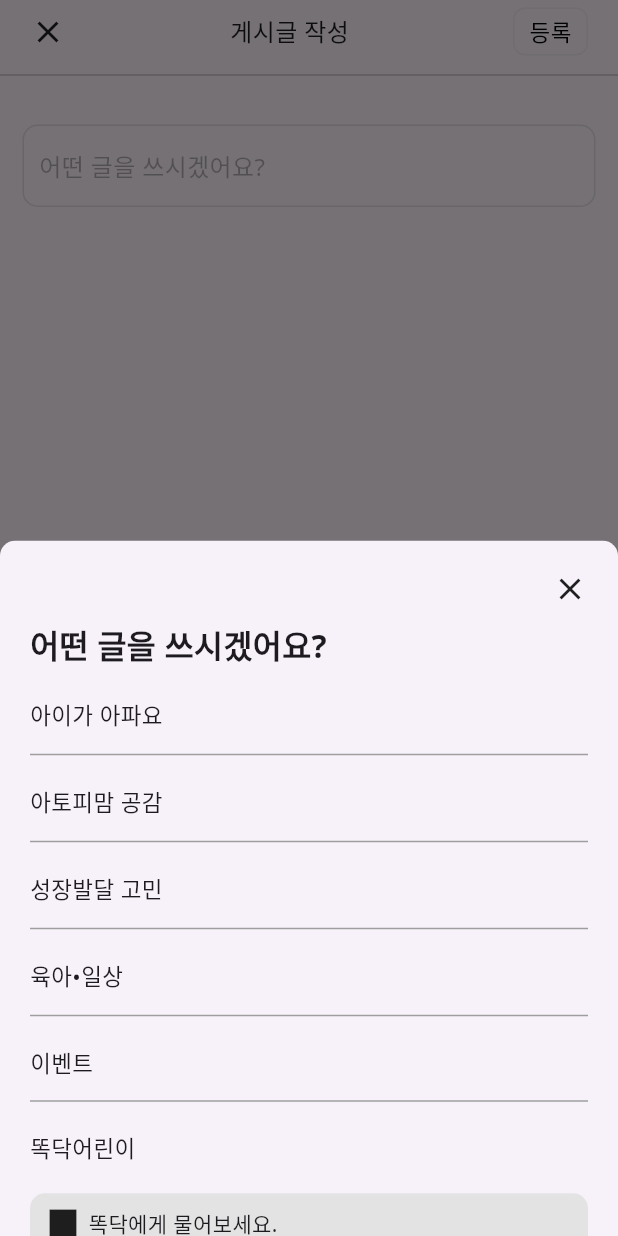
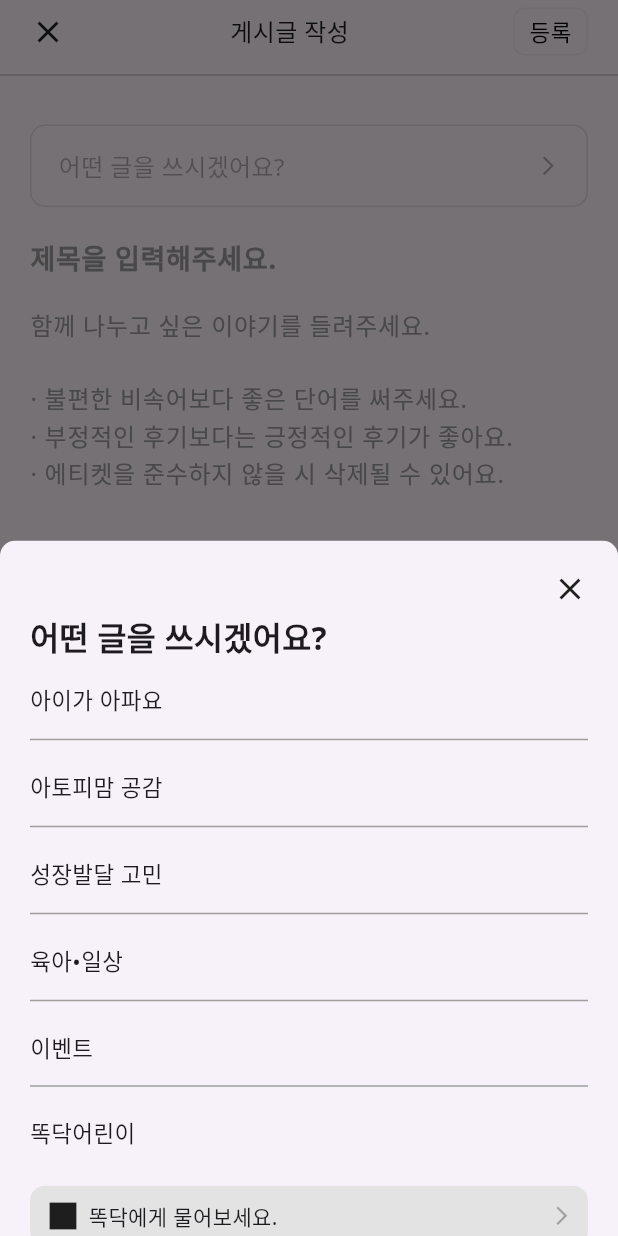
Before and after one commit to faithinker/ddocdoc_clone, a Flutter app: the WriteScreen screen opened by its route, after a tap on "어떤 글을 쓰시겠어요?", on a phone screen of 412 x 824 dp. Run offline on Flutter 3.47's test engine with Material 3 defaults, Android fonts, the phone set to English and light mode, and no system bars; our stand-ins replace carousel_slider, dio, flash, flutter_riverpod, flutter_screenutil, font_awesome_flutter and 8 more; missing offline and left inert: flutter_naver_map, geolocator_apple; accounts and stored records are empty; generated files the repository leaves out were written again.

Commit message:
[커뮤니티]  - 제목, 본문 글쓰기 가능하도록 추가  - 글쓰기 유형 선택시 본문에 sync 되도록 처리, 바텀시트 체크마크 처리  - 사진추가 컴포넌트

```diff
--- a/lib/feature/community/write/write_modal_bottom_sheet.dart
+++ b/lib/feature/community/write/write_modal_bottom_sheet.dart
@@ -2,11 +2,23 @@ import 'package:flutter/cupertino.dart';
 import 'package:flutter/material.dart';
 import 'package:flutter/widgets.dart';
 import 'package:go_router/go_router.dart';
+import 'package:riverpod/riverpod.dart';
 import '../../home/component/grey_container.dart';
 import '../../../utils/resources.dart';
 
+final selectedRowProvider = StateProvider<int?>((ref) => null);
+
 class WriteModalBottomSheet {
-  static void show(BuildContext context) {
+  final void Function(int index)? onTap;
+
+  WriteModalBottomSheet({this.onTap});
+
+  static void show(
+    BuildContext context, {
+    required void Function(int index) onTap,
+    required int? selectedRow,
+  }) {
+
     showModalBottomSheet(
       shape: const RoundedRectangleBorder(
         borderRadius: BorderRadius.vertical(top: Radius.circular(10.0)),
@@ -33,13 +45,13 @@ class WriteModalBottomSheet {
                         },
                       ),
                     ),
-                    const SizedBox(height: 10),
+                    const SizedBox(height: 5),
                     const Text(
                       R.howToWriteType,
                       style:
                           TextStyle(fontSize: 21, fontWeight: FontWeight.bold),
                     ),
-                    const SizedBox(height: 10),
+                    const SizedBox(height: 5),
                   ],
                 ),
                 SizedBox(
@@ -50,18 +62,37 @@ class WriteModalBottomSheet {
                     itemCount: R.communityTabList.length - 1,
                     itemBuilder: (BuildContext context, int index) {
                       bool isNotLast = R.communityTabList.length - 2 != index;
-                      return Container(
+                      return GestureDetector(
+                        onTap: () {
+                          onTap(index);
+                          GoRouter.of(context).pop();
+                        },
+                        child: Container(
                           margin: const EdgeInsets.symmetric(vertical: 10),
-                        // padding: const EdgeInsets.symmetric(vertical: 5),
                           child: Column(
                             crossAxisAlignment: CrossAxisAlignment.start,
                             mainAxisAlignment: MainAxisAlignment.center,
                             children: [
+                              Row(
+                                children: [
                                   Text(
                                     R.communityTabList[index + 1],
-                              style: const TextStyle(
+                                    style: TextStyle(
                                       fontSize: 15,
+                                      fontWeight: selectedRow != null &&
+                                              selectedRow == index
+                                          ? FontWeight.bold
+                                          : FontWeight.normal,
                                     ),
+                                  ),
+                                  if (selectedRow != null &&
+                                      selectedRow == index) ...[
+                                    const Spacer(),
+                                    const Icon(
+                                      Icons.check_circle,
+                                    ),
+                                  ],
+                                ],
                               ),
                               if (isNotLast) ...[
                                 const SizedBox(height: 15),
@@ -69,26 +100,36 @@ class WriteModalBottomSheet {
                                   height: 1,
                                   color: Colors.grey,
                                 ),
-                            ]
                               ],
+                            ],
+                          ),
                         ),
                       );
                     },
                   ),
                 ),
+                const SizedBox(height: 5),
                 Container(
                   height: 40,
                   decoration: BoxDecoration(
-                    color: Color.fromARGB(255, 227, 227, 227),
+                    color: const Color.fromARGB(255, 227, 227, 227),
                     borderRadius: BorderRadius.circular(10.0),
                   ),
-                  child: const Row(
+                  child: Padding(
+                    padding: const EdgeInsets.symmetric(horizontal: 10.0),
+                    child: Row(
                       children: [
-                      SizedBox(width: 10),
-                      Icon(Icons.square),
-                      SizedBox(width: 5),
-                      Text(R.helpDdocdac),
+                        const Icon(Icons.square),
+                        const SizedBox(width: 5),
+                        const Text(R.helpDdocdac),
+                        const Spacer(),
+                        Icon(
+                          Icons.arrow_forward_ios,
+                          size: 15,
+                          color: Colors.black.withOpacity(0.3),
+                        ),
                       ],
+                    ),
                   ),
                 ),
                 const Spacer(),
--- a/lib/feature/community/write/write_screen.dart
+++ b/lib/feature/community/write/write_screen.dart
@@ -1,5 +1,7 @@
 import 'package:ddocdoc_clone/feature/home/component/grey_container.dart';
+import 'package:flutter/cupertino.dart';
 import 'package:flutter/material.dart';
+import 'package:flutter/widgets.dart';
 import 'package:flutter_riverpod/flutter_riverpod.dart';
 import 'package:go_router/go_router.dart';
 import '../../../component/custom_button.dart';
@@ -8,13 +10,26 @@ import 'package:flash/flash.dart';
 import 'package:flutter_screenutil/flutter_screenutil.dart';
 import 'write_modal_bottom_sheet.dart';
 
+final typeProvider = StateProvider((ref) => R.howToWriteType);
+
 class WriteScreen extends ConsumerWidget {
   WriteScreen({super.key});
 
-  double screenWidth = ScreenUtil().screenWidth;
+  final double screenWidth = ScreenUtil().screenWidth;
+
+  final titleTextController = TextEditingController();
+  final mainTextController = TextEditingController();
+
+  void dispose() {
+    titleTextController.dispose();
+    mainTextController.dispose();
+  }
 
   @override
   Widget build(BuildContext context, WidgetRef ref) {
+    final String typeText = ref.watch(typeProvider);
+    final selectedRow = ref.watch(selectedRowProvider);
+
     return Scaffold(
       body: SafeArea(
         child: Column(
@@ -44,7 +59,8 @@ class WriteScreen extends ConsumerWidget {
                   border:
                       Border.all(color: Colors.grey.withOpacity(0.1), width: 1),
                   onTap: () {
-                    showSimpleFlash(context, 'TODO: 서버에 API Post 쓰기');
+                    showSimpleFlash(context, '서버에 Post Request 요청하기!');
+                    GoRouter.of(context).pop();
                   },
                 ),
                 const SizedBox(width: 20),
@@ -53,20 +69,95 @@ class WriteScreen extends ConsumerWidget {
             const SizedBox(height: 5),
             Divider(color: Colors.black.withOpacity(0.2)),
             const SizedBox(height: 25),
-            GreyContainer(
-              imageWidth: screenWidth - 30,
-              height: 55,
-              child: Align(
-                alignment: Alignment.centerLeft,
-                child: Text(
-                  R.howToWriteType,
-                  style: TextStyle(
-                      fontSize: 16, color: Colors.black12.withOpacity(0.3),),
+            Padding(
+              padding: const EdgeInsets.symmetric(horizontal: 20),
+              child: Column(
+                children: [
+                  GreyContainer(
+                    imageWidth: screenWidth,
+                    height: 55,
+                    child: Padding(
+                      padding: const EdgeInsets.symmetric(horizontal: 8),
+                      child: Row(
+                        children: [
+                          Text(
+                            typeText,
+                            style: TextStyle(
+                              fontSize: 16,
+                              color: Colors.black.withOpacity(0.3),
+                            ),
+                          ),
+                          const Spacer(),
+                          Icon(
+                            Icons.arrow_forward_ios,
+                            size: 15,
+                            color: Colors.black.withOpacity(0.3),
+                          ),
+                        ],
+                      ),
+                    ),
+                    onTap: () {
+                      WriteModalBottomSheet.show(
+                        context,
+                        onTap: (index) {
+                          ref.read(typeProvider.notifier).state =
+                              R.communityTabList[index + 1];
+                          ref.read(selectedRowProvider.notifier).state = index;
+                        },
+                        selectedRow: selectedRow,
+                      );
+                    },
+                  ),
+                  const SizedBox(height: 10),
+                  TextField(
+                    controller: titleTextController,
+                    decoration: const InputDecoration(
+                      border: InputBorder.none,
+                      hintText: R.placeholderTitle,
+                      hintStyle: TextStyle(
+                          fontWeight: FontWeight.bold,
+                          fontSize: 18,
+                          color: Colors.grey),
+                    ),
+                  ),
+                  TextField(
+                    controller: mainTextController,
+                    maxLines: null,
+                    decoration: const InputDecoration(
+                      border: InputBorder.none,
+                      hintText: R.plcaholderMainText,
+                      hintMaxLines: 5,
+                      hintStyle: TextStyle(
+                          fontWeight: FontWeight.normal,
+                          fontSize: 16,
+                          color: Colors.grey),
+                    ),
+                  ),
+                ],
+              ),
+            ),
+            const Spacer(),
+            const Divider(),
+            Container(
+              height: 50,
+              padding: const EdgeInsets.fromLTRB(20, 0, 20, 5),
+              child: Center(
+                child: GestureDetector(
+                  onTap: () {
+                    print('object onTap @@@@');
+                  },
+                  child: const Row(
+                    children: [
+                      Icon(Icons.image_outlined, size: 29, color: Colors.grey),
+                      SizedBox(width: 5),
+                      Text(
+                        '사진추가 0/10',
+                        style: TextStyle(fontSize: 17, color: Colors.grey),
+                      ),
+                    ],
+                  ),
                 ),
               ),
-              onTap: () {
-                WriteModalBottomSheet.show(context);
-              },
             ),
           ],
         ),
@@ -82,7 +173,7 @@ void showSimpleFlash(BuildContext context, String text) {
     builder: (context, controller) {
       return FlashBar(
         controller: controller,
-        title: const Text('Test'),
+        title: const Text('TODO'),
         content: Text(text),
       );
     },
--- a/lib/utils/resources.dart
+++ b/lib/utils/resources.dart
@@ -14,4 +14,14 @@ class R {
   static const howToWriteType = '어떤 글을 쓰시겠어요?';
 
   static const helpDdocdac = '똑닥에게 물어보세요.';
+
+  static const placeholderTitle = '제목을 입력해주세요.';
+
+  static const plcaholderMainText = '''
+함께 나누고 싶은 이야기를 들려주세요.
+
+· 불편한 비속어보다 좋은 단어를 써주세요.
+· 부정적인 후기보다는 긍정적인 후기가 좋아요.
+· 에티켓을 준수하지 않을 시 삭제될 수 있어요.
+''';
 }
```
Also changed, not shown: lib/component/custom_keyboard_toolbar.dart (added, +91 -0 lines). Lines whose indentation alone changed are shown as unchanged.
